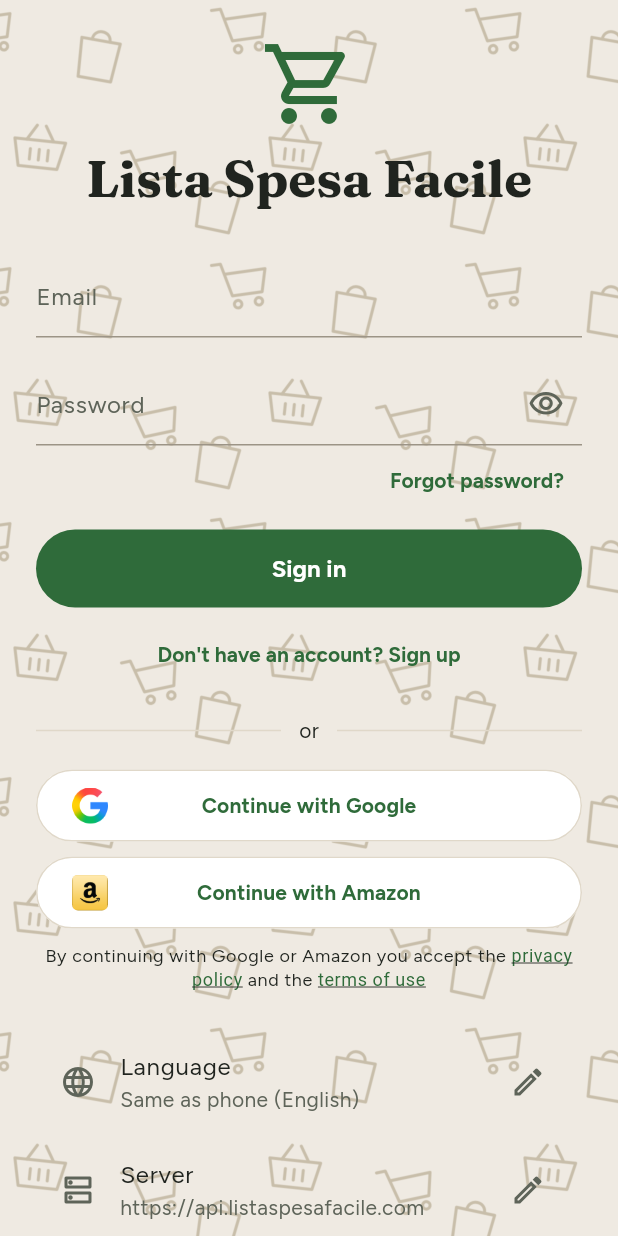
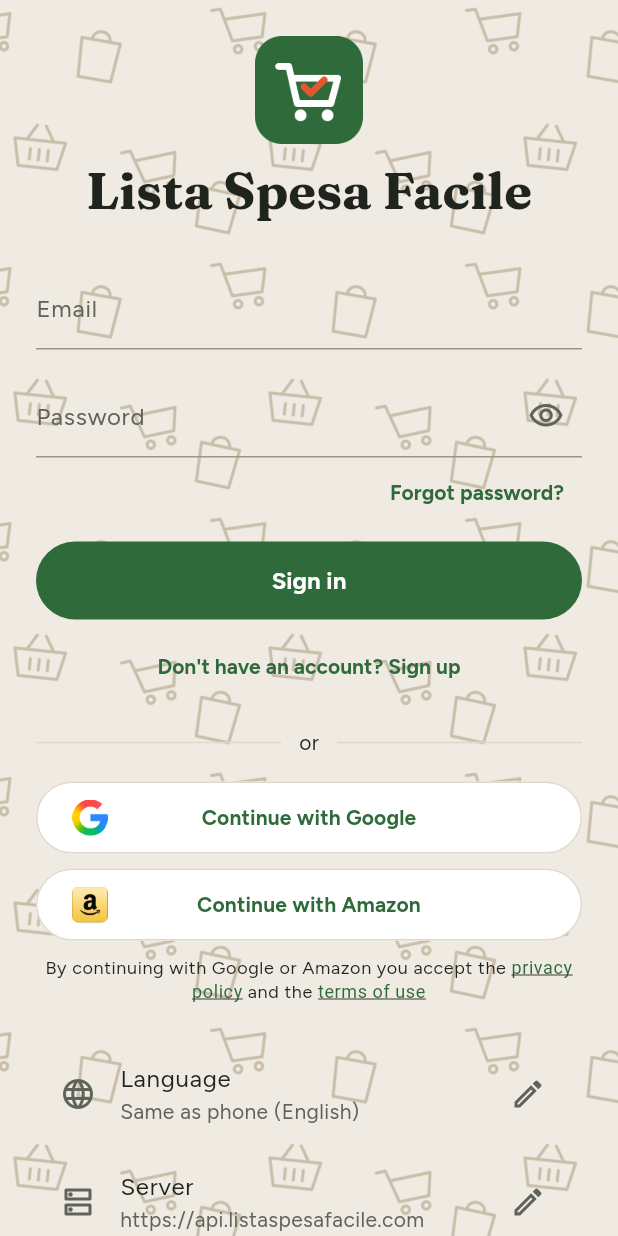
Before and after one commit to andcdev/ListaSpesaFacile, a Flutter app: the screen it shows after launch, on a phone screen of 412 x 824 dp. Run offline on Flutter 3.47's test engine with Material 3 defaults, Android fonts, the phone set to English and light mode, and no system bars; our stand-ins replace firebase_core, firebase_messaging, flutter_local_notifications, flutter_secure_storage, image_picker, pdf and 4 more; missing offline and left inert: flutter_foreground_task, flutter_web_auth_2; accounts and stored records are empty; network calls fail.

Commit message:
Logo del sito anche nell'app (schermata principale e accesso), PNG per Google e Amazon in marchio/
Co-Authored-By: Claude Opus 5.5 (1M context) <noreply@anthropic.com>

```diff
--- a/app/lib/screens/login_screen.dart
+++ b/app/lib/screens/login_screen.dart
@@ -60,7 +60,7 @@ class _LoginScreenState extends State<LoginScreen> {
                   child: Column(
                     crossAxisAlignment: CrossAxisAlignment.stretch,
                     children: [
-                      Icon(Icons.shopping_cart_outlined, size: 64, color: theme.colorScheme.primary),
+                      const AppLogo(size: 72),
                       const SizedBox(height: 12),
                       Text('Lista Spesa Facile', textAlign: TextAlign.center, style: theme.textTheme.headlineLarge),
                       const SizedBox(height: 32),
--- a/app/lib/widgets/ui.dart
+++ b/app/lib/widgets/ui.dart
@@ -67,6 +67,19 @@ String dayLabel(DateTime date) {
 String timeLabel(DateTime date) => DateFormat.Hm().format(date);
 
 /// Icona del carrello e nome dell'app in stampatello, in alto nella prima pagina (il nome non si traduce).
+/// Logo dell'app, lo stesso in alto sul sito (marchio/logo.svg): carrello bianco su verde con la spunta.
+class AppLogo extends StatelessWidget {
+  const AppLogo({super.key, this.size = 28});
+
+  static const asset = 'assets/logos/lista_spesa_facile.png';
+
+  final double size;
+
+  @override
+  Widget build(BuildContext context) =>
+      Image.asset(asset, width: size, height: size, filterQuality: FilterQuality.medium, semanticLabel: '');
+}
+
 class AppName extends StatelessWidget {
   const AppName({super.key});
 
@@ -78,7 +91,7 @@ class AppName extends StatelessWidget {
     return Row(
       mainAxisSize: MainAxisSize.min,
       children: [
-        Icon(Icons.shopping_cart_outlined, color: primary, size: 28),
+        const AppLogo(size: 28),
         const SizedBox(width: 8),
         Flexible(
           child: Text(
```
Also changed, not shown: app/assets/logos/lista_spesa_facile.png (added), marchio/logo-1024.png (added), marchio/logo-120.png (added), marchio/logo-150.png (added), marchio/logo-512.png (added), marchio/logo.svg (added), 1 other file.
